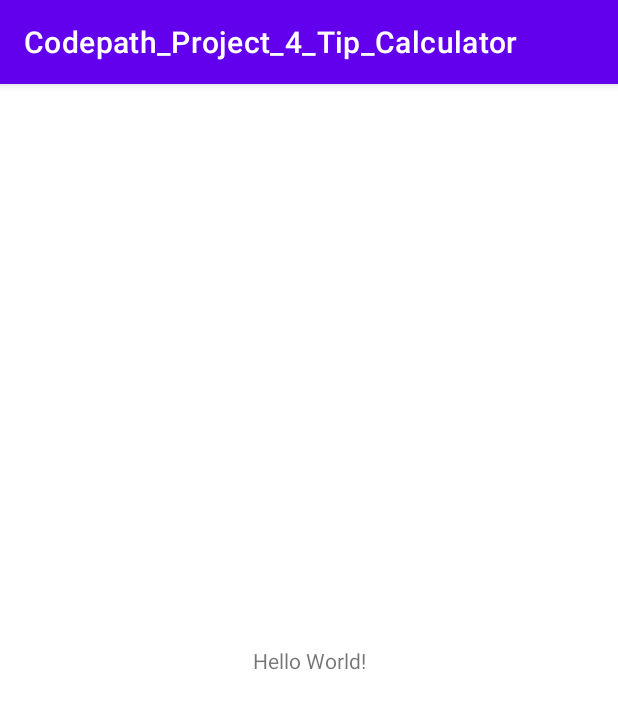
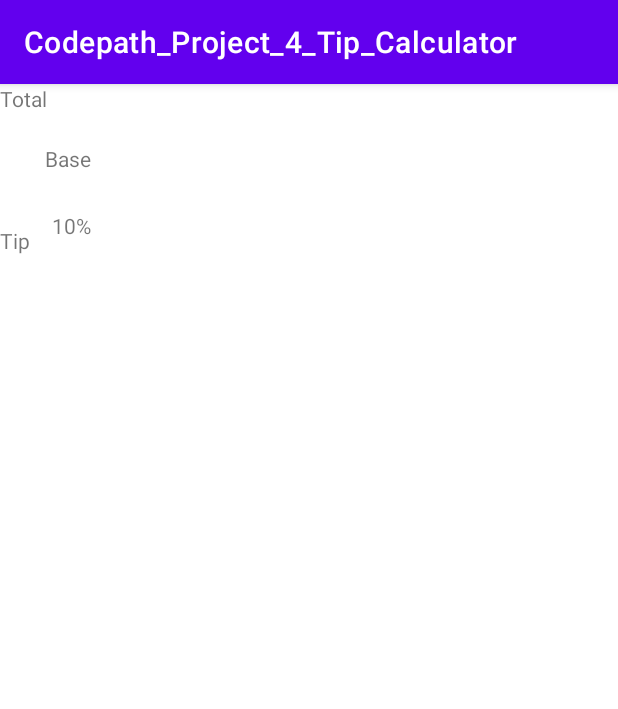
Before and after one commit to OSURandle/Codepath_Project_4_Tip_Calculator, an Android app: the screen it shows after launch (MainActivity), on a phone screen of 412 x 824 dp. Shown: the top 709 px of the screen. Run offline under Robolectric (Android 15) with nearby library versions, the phone set to English and light mode, and no system bars.

Commit message:
Starting laying out app

```diff
--- a/app/src/main/res/layout/activity_main.xml
+++ b/app/src/main/res/layout/activity_main.xml
@@ -7,12 +7,39 @@
     tools:context=".MainActivity">
 
     <TextView
+        android:id="@+id/Base"
         android:layout_width="wrap_content"
         android:layout_height="wrap_content"
-        android:text="Hello World!"
-        app:layout_constraintBottom_toBottomOf="parent"
-        app:layout_constraintEnd_toEndOf="parent"
+        android:layout_marginStart="30dp"
+        android:layout_marginTop="40dp"
+        android:text="Base"
         app:layout_constraintStart_toStartOf="parent"
         app:layout_constraintTop_toTopOf="parent" />
 
+    <TextView
+        android:id="@+id/Percent"
+        android:layout_width="wrap_content"
+        android:layout_height="wrap_content"
+        android:layout_marginTop="25dp"
+        android:text="10%"
+        app:layout_constraintEnd_toEndOf="@id/Base"
+        app:layout_constraintTop_toBottomOf="@+id/Base"
+        tools:layout_editor_absoluteX="28dp" />
+
+    <TextView
+        android:id="@+id/Tip"
+        android:layout_width="wrap_content"
+        android:layout_height="wrap_content"
+        android:text="Tip"
+        app:layout_constraintTop_toBottomOf="@+id/Percent"
+        app:layout_constraintBottom_toBottomOf="@id/Percent"
+        tools:layout_editor_absoluteX="28dp" />
+
+    <TextView
+        android:id="@+id/Total"
+        android:layout_width="wrap_content"
+        android:layout_height="wrap_content"
+        android:text="Total"
+        tools:layout_editor_absoluteX="61dp"
+        tools:layout_editor_absoluteY="204dp" />
 </androidx.constraintlayout.widget.ConstraintLayout>
```
